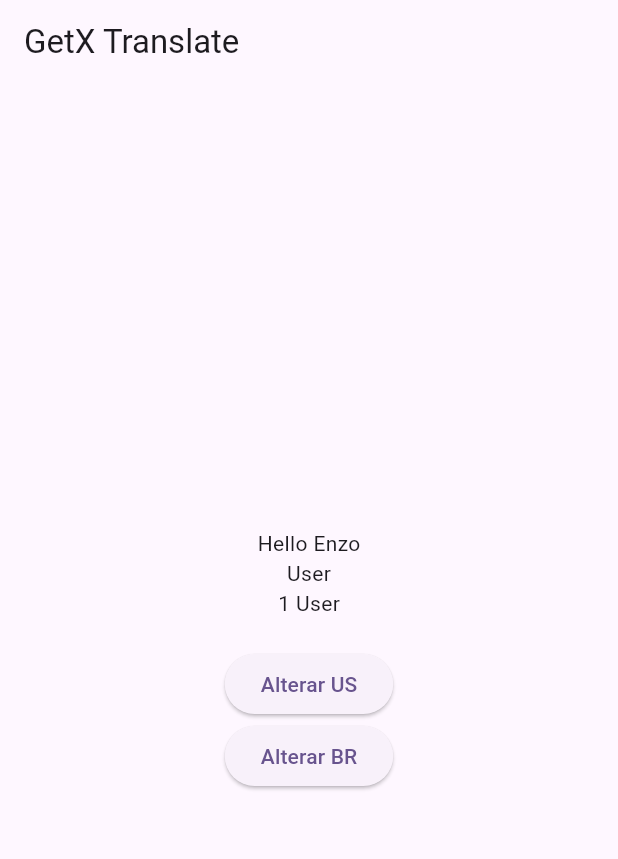
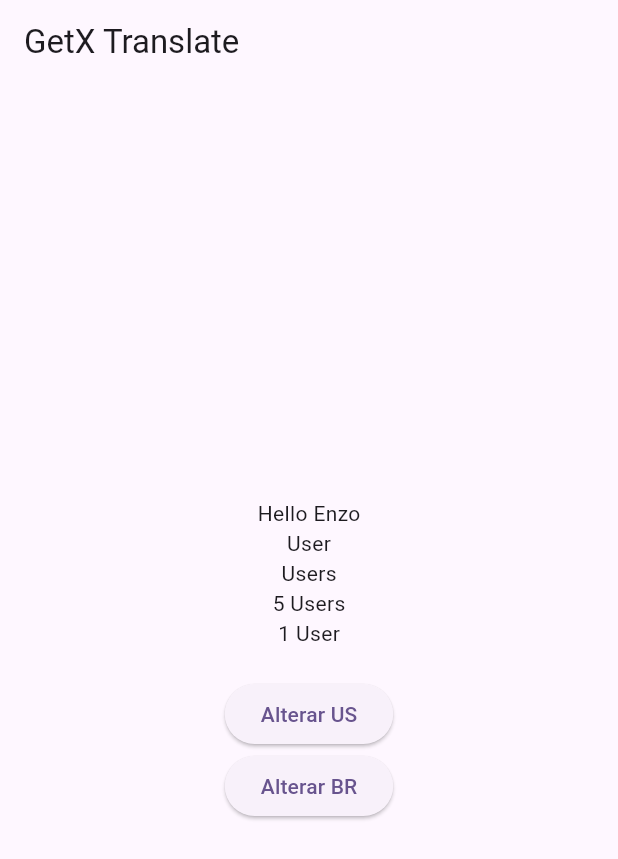
Before and after one commit to enzozami/flutter-get_translate-study, a Flutter app: the screen it shows after launch, on a phone screen of 412 x 824 dp. Shown: the top 859 px of the screen. Run offline on Flutter 3.47's test engine with Material 3 defaults, Android fonts, the phone set to English and light mode, and no system bars; our stand-ins replace get.

```diff
--- a/lib/core/translation/translation_keys.dart
+++ b/lib/core/translation/translation_keys.dart
@@ -1,4 +1,38 @@
 import 'package:get/get.dart';
+
+enum TranslateKey {
+  titleApp('title_app'),
+  welcome('welcome'),
+  userListTitleSimple('user_list_title_simple', plural: 'user_list_title_simple_plural'),
+  userListTitle('user_list_title', plural: 'user_list_title_plural');
+
+  final String key;
+  final String? plural;
+
+  const TranslateKey(this.key, {this.plural});
+
+  String tr() {
+    return key.tr;
+  }
+
+  String trParams(Map<String, String> params) {
+    return key.trParams(params);
+  }
+
+  String trPlural(int total) {
+    if (plural != null) {
+      return key.trPlural(plural, total);
+    }
+    return '';
+  }
+
+  String trPluralParams(Map<String, String> params, int total) {
+    if (plural != null) {
+      return key.trPluralParams(plural, total, params);
+    }
+    return '';
+  }
+}
 
 class TranslationKeys extends Translations {
   @override
@@ -7,7 +41,7 @@ class TranslationKeys extends Translations {
           'title_app': 'GetX Translate',
           'welcome': 'Hello @name',
           'user_list_title_simple': 'User',
-          'user_list_title_simple_plutal': 'Users',
+          'user_list_title_simple_plural': 'Users',
           'user_list_title': '@total User',
           'user_list_title_plural': '@total Users'
         },
@@ -15,7 +49,7 @@ class TranslationKeys extends Translations {
           'title_app': 'GetX Tradução',
           'welcome': 'Olá @name',
           'user_list_title_simple': 'Usuário',
-          'user_list_title_simple_plutal': 'Usuários',
+          'user_list_title_simple_plural': 'Usuários',
           'user_list_title': '@total Usuário',
           'user_list_title_plural': '@total Usuários'
         },
--- a/lib/pages/home_page.dart
+++ b/lib/pages/home_page.dart
@@ -1,5 +1,6 @@
 import 'package:flutter/material.dart';
 import 'package:get/get.dart';
+import 'package:get_translate/core/translation/translation_keys.dart';
 
 class HomePage extends StatelessWidget {
   const HomePage({super.key});
@@ -8,26 +9,29 @@ class HomePage extends StatelessWidget {
   Widget build(BuildContext context) {
     return Scaffold(
       appBar: AppBar(
-        title: Text('title_app'.tr),
+        title: Text(TranslateKey.titleApp.tr()),
       ),
       body: Center(
         child: Column(
           mainAxisAlignment: MainAxisAlignment.center,
           children: [
-            Text('welcome'.trParams({'name': 'Enzo'})),
+            Text(TranslateKey.welcome.trParams({'name': 'Enzo'})),
             Text(
-              'user_list_title_simple'.trPlural(
-                'user_list_title_simple_plutal',
-                1,
+              TranslateKey.userListTitleSimple.trPlural(1),
+            ),
+            Text(
+              TranslateKey.userListTitleSimple.trPlural(2),
+            ),
+            Text(
+              TranslateKey.userListTitle.trPluralParams(
+                {'total': '5'},
+                2,
               ),
             ),
             Text(
-              'user_list_title'.trPluralParams(
-                'user_list_title_plural',
+              TranslateKey.userListTitle.trPluralParams(
+                {'total': '1'},
                 1,
-                {
-                  'total': '1',
-                },
               ),
             ),
             const SizedBox(
```
